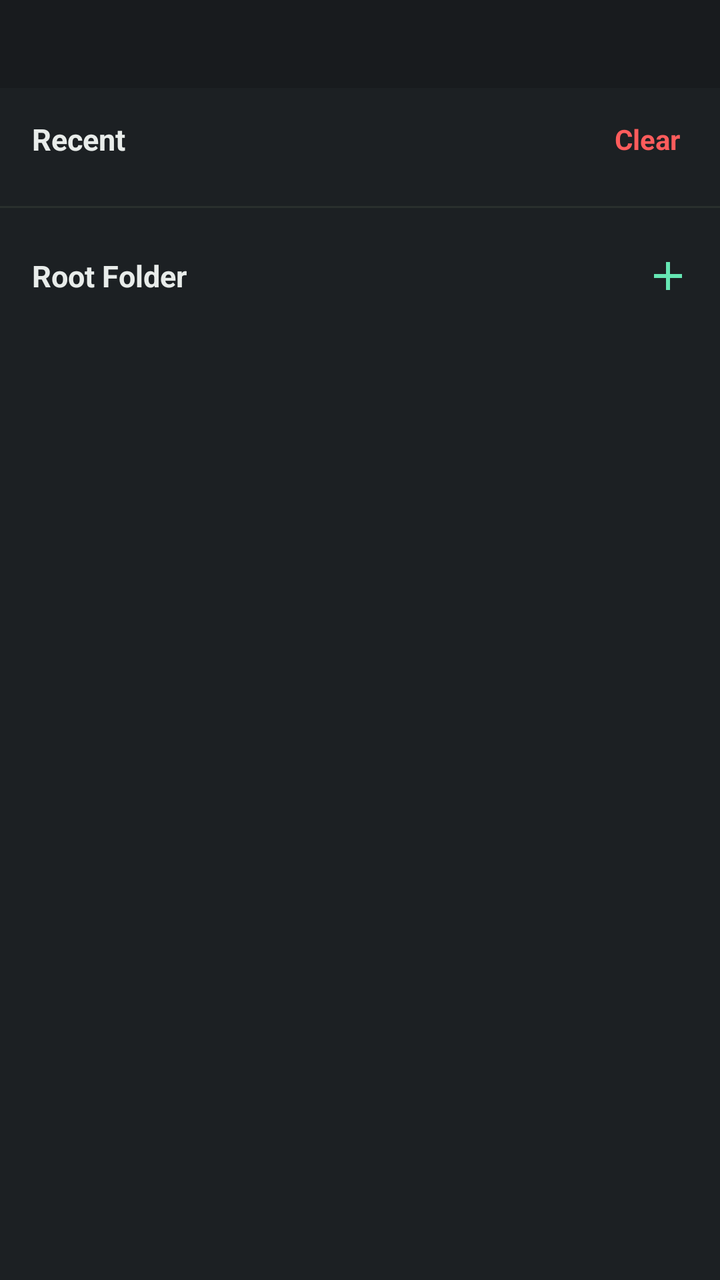
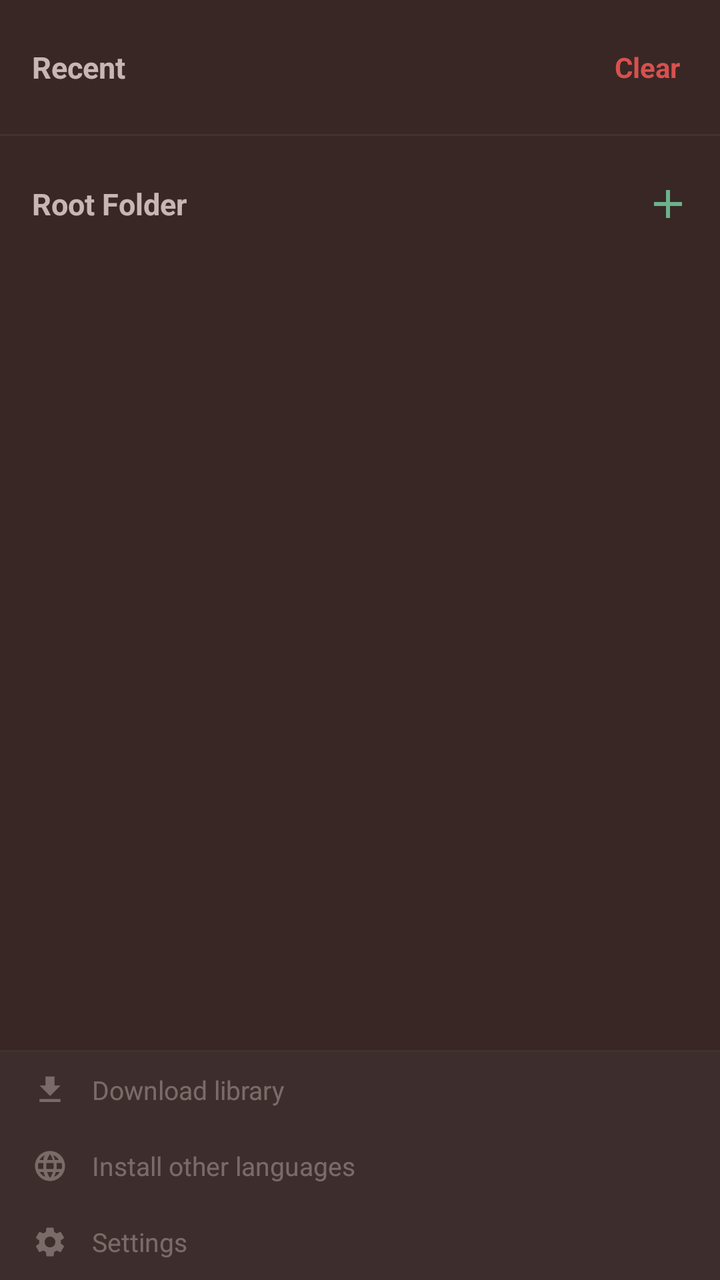

The first picture is an Android layout as it rendered before a commit; the second is the same layout after the commit. The layout source and the unified diff follow.
<!-- AndroidManifest.xml: application theme Theme.PyEdit -->
<!-- res/layout/drawer_content.xml -->
<?xml version="1.0" encoding="utf-8"?>
<LinearLayout xmlns:android="http://schemas.android.com/apk/res/android"
    xmlns:app="http://schemas.android.com/apk/res-auto"
    android:layout_width="match_parent"
    android:layout_height="match_parent"
    android:orientation="vertical"
    android:background="@color/popup_background">

    
    <View
        android:layout_width="match_parent"
        android:layout_height="44dp"
        android:background="@color/topbar_background" />

    <LinearLayout
        android:layout_width="match_parent"
        android:layout_height="0dp"
        android:layout_weight="1"
        android:orientation="vertical"
        android:paddingTop="12dp">

        <LinearLayout
            android:layout_width="match_parent"
            android:layout_height="wrap_content"
            android:orientation="horizontal"
            android:paddingStart="16dp"
            android:paddingEnd="16dp"
            android:paddingBottom="12dp"
            android:gravity="center_vertical">

            <TextView
                android:id="@+id/tv_recent_header"
                android:layout_width="0dp"
                android:layout_height="wrap_content"
                android:layout_weight="1"
                android:text="@string/drawer_recent"
                android:textStyle="bold"
                android:textColor="@color/text_normal"
                android:textSize="15sp" />

            <TextView
                android:id="@+id/tv_clear_recent"
                android:layout_width="wrap_content"
                android:layout_height="wrap_content"
                android:text="@string/drawer_clear"
                android:textStyle="bold"
                android:textColor="@color/error_color"
                android:textSize="14sp"
                android:padding="4dp"
                android:background="?attr/selectableItemBackground" />

        </LinearLayout>

        <androidx.recyclerview.widget.RecyclerView
            android:id="@+id/rv_recent_files"
            android:layout_width="match_parent"
            android:layout_height="wrap_content"
            android:maxHeight="200dp"
            android:paddingStart="8dp"
            android:paddingEnd="8dp" />

        <View
            android:layout_width="match_parent"
            android:layout_height="1dp"
            android:layout_marginTop="8dp"
            android:background="@color/border_divider" />

        
        <LinearLayout
            android:layout_width="match_parent"
            android:layout_height="wrap_content"
            android:orientation="horizontal"
            android:gravity="center_vertical"
            android:paddingStart="16dp"
            android:paddingEnd="8dp"
            android:paddingTop="16dp"
            android:paddingBottom="8dp">

            <TextView
                android:id="@+id/tv_root_folder_header"
                android:layout_width="wrap_content"
                android:layout_height="wrap_content"
                android:text="@string/drawer_root_folder"
                android:textStyle="bold"
                android:textColor="@color/text_normal"
                android:textSize="15sp" />

            <TextView
                android:id="@+id/tv_root_folder_name"
                android:layout_width="0dp"
                android:layout_height="wrap_content"
                android:layout_weight="1"
                android:layout_marginStart="8dp"
                android:layout_marginEnd="8dp"
                android:gravity="center"
                android:singleLine="true"
                android:ellipsize="middle"
                android:textColor="@color/text_comment"
                android:textSize="13sp" />

            <ImageButton
                android:id="@+id/btn_drawer_add"
                android:layout_width="36dp"
                android:layout_height="36dp"
                android:src="@drawable/ic_add"
                android:background="?attr/selectableItemBackgroundBorderless"
                app:tint="@color/mint_primary"
                android:contentDescription="New file" />

        </LinearLayout>

        <TextView
            android:id="@+id/tv_drawer_no_python_files"
            android:layout_width="match_parent"
            android:layout_height="wrap_content"
            android:text="@string/no_python_files"
            android:textColor="@color/text_comment"
            android:textStyle="italic"
            android:alpha="0.7"
            android:textSize="13sp"
            android:paddingStart="16dp"
            android:paddingEnd="16dp"
            android:visibility="gone" />

        <androidx.recyclerview.widget.RecyclerView
            android:id="@+id/rv_file_tree"
            android:layout_width="match_parent"
            android:layout_height="0dp"
            android:layout_weight="1"
            android:paddingStart="8dp"
            android:paddingEnd="8dp" />

    </LinearLayout>

</LinearLayout>
<!-- resources referenced by this layout -->
<resources>
  <color name="border_divider">#292F2D</color>
  <color name="error_color">#FF5C5C</color>
  <color name="mint_primary">#65E6B3</color>
  <color name="popup_background">#1C2023</color>
  <color name="text_comment">#78857F</color>
  <color name="text_normal">#E8ECEA</color>
  <color name="topbar_background">#181B1E</color>
  <!-- drawable ic_add (drawable) -->
  <vector xmlns:android="http://schemas.android.com/apk/res/android"
      android:width="24dp"
      android:height="24dp"
      android:viewportWidth="24"
      android:viewportHeight="24">
      <path
          android:fillColor="#FFFFFFFF"
          android:pathData="M19,13h-6v6h-2v-6H5v-2h6V5h2v6h6v2z"/>
  </vector>
  <string name="drawer_clear">Clear</string>
  <string name="drawer_recent">Recent</string>
  <string name="drawer_root_folder">Root Folder</string>
  <string name="no_python_files">There is no python file inside this folder</string>
  <style name="Theme.PyEdit" parent="Theme.MaterialComponents.NoActionBar">
          <item name="colorPrimary">@color/mint_primary</item>
          <item name="colorPrimaryDark">@color/topbar_background</item>
          <item name="colorAccent">@color/mint_primary</item>
          <item name="android:windowBackground">@color/editor_background</item>
          <item name="android:statusBarColor">@color/topbar_background</item>
          <item name="android:navigationBarColor">@color/editor_background</item>
          <item name="android:textColor">@color/text_normal</item>
          <item name="android:textColorPrimary">@color/text_normal</item>
          <item name="android:windowLightStatusBar">false</item>
      </style>
  <color name="editor_background">#111315</color>
</resources>

<!-- the commit's change to res/layout/drawer_content.xml (unified diff, before → after) -->
@@ -1,23 +1,16 @@
 <?xml version="1.0" encoding="utf-8"?>
-<LinearLayout xmlns:android="http://schemas.android.com/apk/res/android"
+<FrameLayout xmlns:android="http://schemas.android.com/apk/res/android"
     xmlns:app="http://schemas.android.com/apk/res-auto"
     android:layout_width="match_parent"
-    android:layout_height="match_parent"
-    android:orientation="vertical"
-    android:background="@color/popup_background">
-
-    
-    <View
-        android:layout_width="match_parent"
-        android:layout_height="44dp"
-        android:background="@color/topbar_background" />
+    android:layout_height="match_parent">
 
     <LinearLayout
         android:layout_width="match_parent"
-        android:layout_height="0dp"
-        android:layout_weight="1"
+        android:layout_height="match_parent"
         android:orientation="vertical"
-        android:paddingTop="12dp">
+        android:background="@color/popup_background"
+        android:clickable="true"
+        android:focusable="true">
 
         <LinearLayout
             android:layout_width="match_parent"
@@ -25,6 +18,7 @@
             android:orientation="horizontal"
             android:paddingStart="16dp"
             android:paddingEnd="16dp"
+            android:paddingTop="20dp"
             android:paddingBottom="12dp"
             android:gravity="center_vertical">
 
@@ -65,7 +59,6 @@
             android:layout_marginTop="8dp"
             android:background="@color/border_divider" />
 
-        
         <LinearLayout
             android:layout_width="match_parent"
             android:layout_height="wrap_content"
@@ -122,14 +115,130 @@
             android:paddingEnd="16dp"
             android:visibility="gone" />
 
-        <androidx.recyclerview.widget.RecyclerView
-            android:id="@+id/rv_file_tree"
+        <FrameLayout
             android:layout_width="match_parent"
             android:layout_height="0dp"
-            android:layout_weight="1"
-            android:paddingStart="8dp"
-            android:paddingEnd="8dp" />
+            android:layout_weight="1">
+
+            <androidx.recyclerview.widget.RecyclerView
+                android:id="@+id/rv_file_tree"
+                android:layout_width="match_parent"
+                android:layout_height="match_parent"
+                android:paddingStart="8dp"
+                android:paddingEnd="8dp" />
+
+            <LinearLayout
+                android:layout_width="match_parent"
+                android:layout_height="wrap_content"
+                android:layout_gravity="bottom"
+                android:orientation="vertical"
+                android:background="@color/drawer_footer_background"
+                android:elevation="4dp">
+
+                <View
+                    android:layout_width="match_parent"
+                    android:layout_height="1dp"
+                    android:background="@color/border_divider" />
+
+                <LinearLayout
+                    android:layout_width="match_parent"
+                    android:layout_height="wrap_content"
+                    android:orientation="horizontal"
+                    android:gravity="center_vertical"
+                    android:paddingStart="16dp"
+                    android:paddingEnd="16dp"
+                    android:paddingTop="10dp"
+                    android:paddingBottom="10dp"
+                    android:alpha="0.45"
+                    android:enabled="false">
+
+                    <ImageView
+                        android:layout_width="18dp"
+                        android:layout_height="18dp"
+                        android:src="@drawable/ic_download"
+                        app:tint="@color/text_normal"
+                        android:contentDescription="@null" />
+
+                    <TextView
+                        android:layout_width="wrap_content"
+                        android:layout_height="wrap_content"
+                        android:layout_marginStart="12dp"
+                        android:text="@string/footer_download_library"
+                        android:textColor="@color/text_normal"
+                        android:textSize="13sp" />
+
+                </LinearLayout>
+
+                <LinearLayout
+                    android:layout_width="match_parent"
+                    android:layout_height="wrap_content"
+                    android:orientation="horizontal"
+                    android:gravity="center_vertical"
+                    android:paddingStart="16dp"
+                    android:paddingEnd="16dp"
+                    android:paddingTop="10dp"
+                    android:paddingBottom="10dp"
+                    android:alpha="0.45"
+                    android:enabled="false">
+
+                    <ImageView
+                        android:layout_width="18dp"
+                        android:layout_height="18dp"
+                        android:src="@drawable/ic_language"
+                        app:tint="@color/text_normal"
+                        android:contentDescription="@null" />
+
+                    <TextView
+                        android:layout_width="wrap_content"
+                        android:layout_height="wrap_content"
+                        android:layout_marginStart="12dp"
+                        android:text="@string/footer_install_languages"
+                        android:textColor="@color/text_normal"
+                        android:textSize="13sp" />
+
+                </LinearLayout>
+
+                <LinearLayout
+                    android:layout_width="match_parent"
+                    android:layout_height="wrap_content"
+                    android:orientation="horizontal"
+                    android:gravity="center_vertical"
+                    android:paddingStart="16dp"
+                    android:paddingEnd="16dp"
+                    android:paddingTop="10dp"
+                    android:paddingBottom="10dp"
+                    android:alpha="0.45"
+                    android:enabled="false">
+
+                    <ImageView
+                        android:layout_width="18dp"
+                        android:layout_height="18dp"
+                        android:src="@drawable/ic_settings"
+                        app:tint="@color/text_normal"
+                        android:contentDescription="@null" />
+
+                    <TextView
+                        android:layout_width="wrap_content"
+                        android:layout_height="wrap_content"
+                        android:layout_marginStart="12dp"
+                        android:text="@string/footer_settings"
+                        android:textColor="@color/text_normal"
+                        android:textSize="13sp" />
+
+                </LinearLayout>
+
+            </LinearLayout>
+
+        </FrameLayout>
 
     </LinearLayout>
 
-</LinearLayout>
+    
+    <View
+        android:layout_width="match_parent"
+        android:layout_height="match_parent"
+        android:background="@color/eye_comfort_overlay"
+        android:clickable="false"
+        android:focusable="false" />
+
+</FrameLayout>
<!-- resource entries referenced after the edit -->
@@ -1,12 +1,13 @@
 <!-- resources referenced by this layout -->
 <resources>
   <color name="border_divider">#292F2D</color>
+  <color name="drawer_footer_background">#22292D</color>
   <color name="error_color">#FF5C5C</color>
+  <color name="eye_comfort_overlay">#4D7A3B2E</color>
   <color name="mint_primary">#65E6B3</color>
   <color name="popup_background">#1C2023</color>
   <color name="text_comment">#78857F</color>
   <color name="text_normal">#E8ECEA</color>
-  <color name="topbar_background">#181B1E</color>
   <!-- drawable ic_add (drawable) -->
   <vector xmlns:android="http://schemas.android.com/apk/res/android"
       android:width="24dp"
@@ -17,9 +18,28 @@
           android:fillColor="#FFFFFFFF"
           android:pathData="M19,13h-6v6h-2v-6H5v-2h6V5h2v6h6v2z"/>
   </vector>
+  <!-- drawable ic_download (drawable) -->
+  <vector xmlns:android="http://schemas.android.com/apk/res/android"
+      android:width="24dp" android:height="24dp"
+      android:viewportWidth="24" android:viewportHeight="24">
+      <path
+          android:fillColor="#FFFFFFFF"
+          android:pathData="M19,9h-4V3H9v6H5l7,7 7,-7zM5,18v2h14v-2H5z"/>
+  </vector>
+  <!-- drawable ic_language (drawable) -->
+  <vector xmlns:android="http://schemas.android.com/apk/res/android"
+      android:width="24dp" android:height="24dp"
+      android:viewportWidth="24" android:viewportHeight="24">
+      <path
+          android:fillColor="#FFFFFFFF"
+          android:pathData="M12,2C6.48,2 2,6.48 2,12s4.48,10 10,10 10,-4.48 10,-10S17.52,2 12,2zM17.9,8h-2.59c-0.29,-1.14 -0.7,-2.23 -1.23,-3.24C15.91,5.48 17.11,6.6 17.9,8zM12,4.04c0.83,1.2 1.48,2.53 1.91,3.96h-3.82C10.52,6.57 11.17,5.24 12,4.04zM4.26,14C4.1,13.36 4,12.69 4,12s0.1,-1.36 0.26,-2h3.38C7.55,10.66 7.5,11.32 7.5,12s0.05,1.34 0.14,2H4.26zM5.08,16h2.59c0.29,1.14 0.7,2.23 1.23,3.24C7.09,18.52 5.9,17.4 5.08,16zM7.67,8H5.08c0.82,-1.4 2.01,-2.52 3.42,-3.24C7.97,5.77 7.55,6.86 7.67,8zM12,19.96c-0.83,-1.2 -1.48,-2.53 -1.91,-3.96h3.82C13.48,17.43 12.83,18.76 12,19.96zM14.34,14H9.66c-0.1,-0.66 -0.16,-1.32 -0.16,-2s0.06,-1.35 0.16,-2h4.68c0.1,0.65 0.16,1.32 0.16,2S14.44,13.34 14.34,14zM14.67,19.24c0.53,-1.01 0.94,-2.1 1.23,-3.24h2.59C17.68,17.4 16.5,18.52 14.67,19.24zM16.36,14c0.09,-0.66 0.14,-1.32 0.14,-2s-0.05,-1.34 -0.14,-2h3.38c0.16,0.64 0.26,1.31 0.26,2s-0.1,1.36 -0.26,2H16.36z"/>
+  </vector>
   <string name="drawer_clear">Clear</string>
   <string name="drawer_recent">Recent</string>
   <string name="drawer_root_folder">Root Folder</string>
+  <string name="footer_download_library">Download library</string>
+  <string name="footer_install_languages">Install other languages</string>
+  <string name="footer_settings">Settings</string>
   <string name="no_python_files">There is no python file inside this folder</string>
   <style name="Theme.PyEdit" parent="Theme.MaterialComponents.NoActionBar">
           <item name="colorPrimary">@color/mint_primary</item>
@@ -32,6 +52,7 @@
           <item name="android:textColorPrimary">@color/text_normal</item>
           <item name="android:windowLightStatusBar">false</item>
       </style>
+  <color name="topbar_background">#181B1E</color>
   <color name="editor_background">#111315</color>
 </resources>
 
